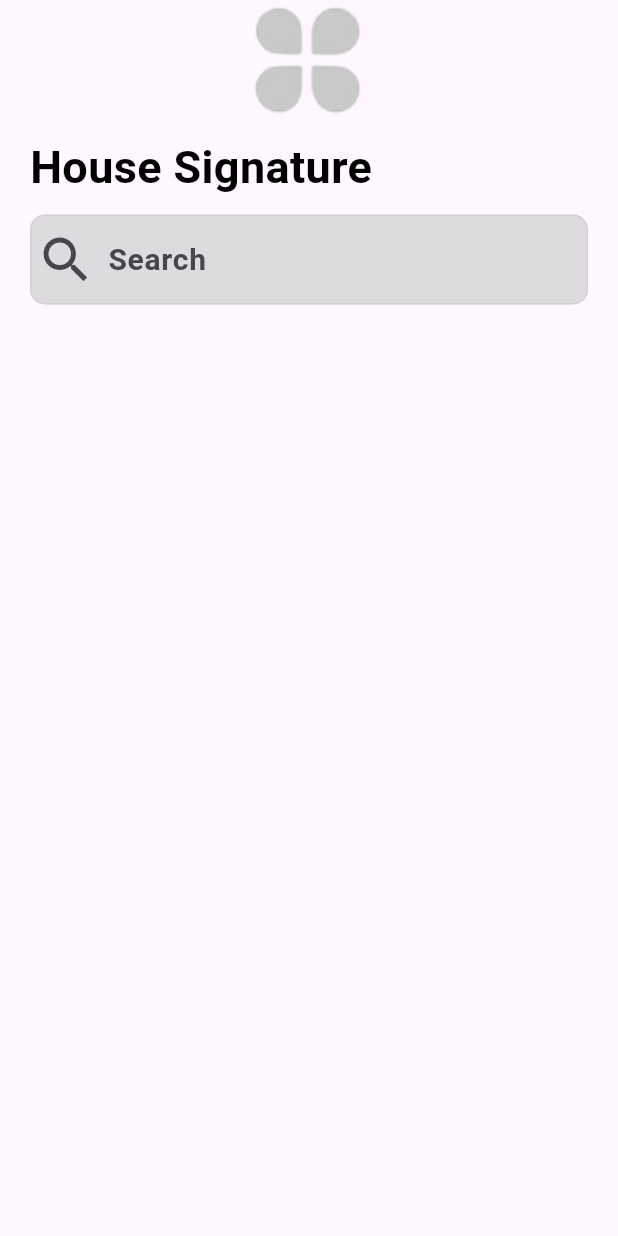
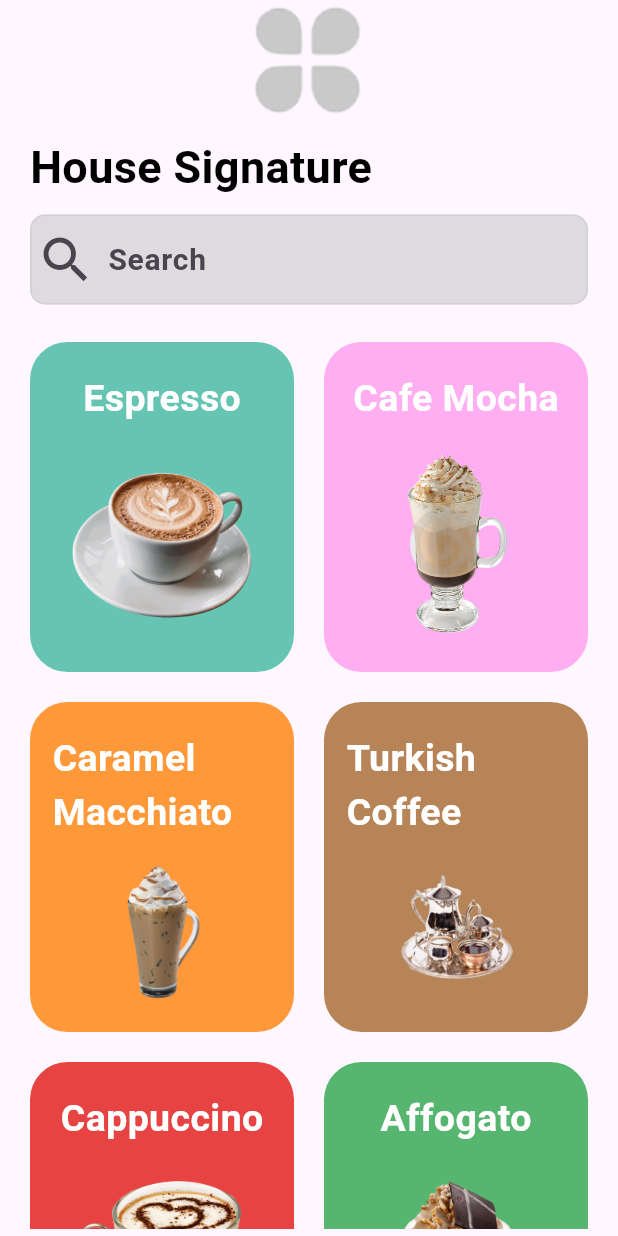
Before and after one commit to Hameed-Ur-Rehman25/coffee_shop_ui, a Flutter app: the MainMenuScreen screen opened directly, on a phone screen of 412 x 824 dp. Run offline on Flutter 3.47's test engine with Material 3 defaults, Android fonts, the phone set to English and light mode, and no system bars; our stand-ins replace flutter_rating_stars, flutter_svg.

Commit message:
deleted:    lib/Model/coffe_shop_model.dart 	new file:   lib/Model/coffee.dart 	new file:   lib/screens/coffee_detail_screen.dart 	modified:   lib/screens/main_menu_screen.dart 	new file:   lib/widgets/item_card.dart 	new file:   lib/widgets/quantity_buttons.dart 	modified:   pubspec.lock 	modified:   pubspec.yaml

```diff
--- /dev/null
+++ b/lib/Model/coffee.dart
@@ -0,0 +1,76 @@
+import 'package:flutter/material.dart';
+
+class Coffee {
+  final String name;
+  final double price;
+  final String image;
+  final double star;
+  final Color color;
+
+  Coffee({
+    required this.name,
+    required this.price,
+    required this.image,
+    required this.star,
+    required this.color,
+  });
+
+  static List<Coffee> coffeeItemList = [
+    Coffee(
+      name: "Espresso",
+      image: "assets/images/espresso.png",
+      color: const Color(0xff65C5B2),
+      price: 5,
+      star: 4.4,
+    ),
+    Coffee(
+      name: "Cafe Mocha",
+      image: "assets/images/Caffe_Mocha.png",
+      color: const Color(0xffFFAEF2),
+      price: 11,
+      star: 4.9,
+    ),
+    Coffee(
+      name: "Caramel Macchiato",
+      image: "assets/images/Caramel_Macchiato.png",
+      color: const Color(0xffFF9839),
+      price: 7,
+      star: 4.0,
+    ),
+    Coffee(
+      name: "Turkish Coffee",
+      image: "assets/images/turkish_Coffee.png",
+      color: const Color(0xffB68456),
+      price: 4,
+      star: 4.3,
+    ),
+    Coffee(
+      name: "Cappuccino",
+      image: "assets/images/cappuccino.png",
+      color: const Color(0xffE74343),
+      price: 9,
+      star: 3.4,
+    ),
+    Coffee(
+      name: "Affogato",
+      image: "assets/images/affogato.png",
+      color: const Color(0xff56B670),
+      price: 12,
+      star: 4.0,
+    ),
+    Coffee(
+      name: "Cortado",
+      image: "assets/images/cortado.png",
+      color: const Color(0xff8D5FDC),
+      price: 8,
+      star: 5.0,
+    ),
+    Coffee(
+      name: "Cafe Cubano",
+      image: "assets/images/cafe_cubano.png",
+      color: const Color(0xff5FBFDC),
+      price: 15,
+      star: 4.5,
+    ),
+  ];
+}
--- a/lib/screens/main_menu_screen.dart
+++ b/lib/screens/main_menu_screen.dart
@@ -1,10 +1,17 @@
+import 'package:coffee_shop_ui/Model/coffee.dart';
 import 'package:coffee_shop_ui/utils/pallete.dart';
+import 'package:coffee_shop_ui/widgets/item_card.dart';
 import 'package:coffee_shop_ui/widgets/search_box.dart';
 import 'package:flutter/material.dart';
 
-class MainMenuScreen extends StatelessWidget {
+class MainMenuScreen extends StatefulWidget {
   const MainMenuScreen({super.key});
 
+  @override
+  State<MainMenuScreen> createState() => _MainMenuScreenState();
+}
+
+class _MainMenuScreenState extends State<MainMenuScreen> {
   @override
   Widget build(BuildContext context) {
     return Scaffold(
@@ -34,8 +41,25 @@ class MainMenuScreen extends StatelessWidget {
                 height: 10,
               ),
               const SearchBox(),
+              const SizedBox(height: 25),
+              Expanded(
+                child: GridView.builder(
+                  gridDelegate: const SliverGridDelegateWithFixedCrossAxisCount(
+                    crossAxisCount: 2,
+                    childAspectRatio: 0.8,
+                    mainAxisSpacing: 20,
+                    crossAxisSpacing: 20,
+                  ),
+                  itemCount: Coffee.coffeeItemList.length,
+                  itemBuilder: (context, index) {
+                    return ItemCard(
+                      index: index,
+                    );
+                  },
+                ),
+              ),
               const SizedBox(
-                height: 30,
+                height: 5,
               ),
             ],
           ),
--- /dev/null
+++ b/lib/widgets/item_card.dart
@@ -0,0 +1,62 @@
+// ignore_for_file: public_member_api_docs, sort_constructors_first
+import 'package:coffee_shop_ui/Model/coffee.dart';
+import 'package:coffee_shop_ui/screens/coffee_detail_screen.dart';
+import 'package:coffee_shop_ui/utils/pallete.dart';
+import 'package:flutter/material.dart';
+
+class ItemCard extends StatelessWidget {
+  final int index;
+  const ItemCard({
+    super.key,
+    required this.index,
+  });
+
+  @override
+  Widget build(BuildContext context) {
+    final List<Coffee> coffeeList = Coffee.coffeeItemList;
+    return GestureDetector(
+      onTap: () {
+        Navigator.push(
+          context,
+          MaterialPageRoute(
+            builder: (context) => CoffeeDetailScreen(
+              coffee: coffeeList[index],
+            ),
+          ),
+        );
+      },
+      child: Container(
+          padding: const EdgeInsets.symmetric(
+            horizontal: 15,
+            vertical: 20,
+          ),
+          decoration: BoxDecoration(
+            color: coffeeList[index].color,
+            borderRadius: BorderRadius.circular(25.0),
+          ),
+          child: Column(
+            children: [
+              Text(
+                coffeeList[index].name,
+                style: const TextStyle(
+                  fontWeight: FontWeight.bold,
+                  fontSize: 25,
+                  color: Pallete.white,
+                ),
+              ),
+              const SizedBox(
+                height: 15,
+              ),
+              Expanded(
+                child: Hero(
+                  tag: coffeeList[index].image,
+                  child: Image.asset(
+                    coffeeList[index].image,
+                  ),
+                ),
+              ),
+            ],
+          )),
+    );
+  }
+}
--- a/pubspec.yaml
+++ b/pubspec.yaml
@@ -11,6 +11,7 @@ dependencies:
 
   cupertino_icons: ^1.0.8
   flutter_svg: ^2.0.10+1
+  flutter_rating_stars: ^1.1.0
 
 dev_dependencies:
   flutter_test:
```
Also changed, not shown: lib/Model/coffe_shop_model.dart (deleted, +0 -23 lines), lib/screens/coffee_detail_screen.dart (added, +218 -0 lines), lib/widgets/quantity_buttons.dart (added, +32 -0 lines), pubspec.lock.
